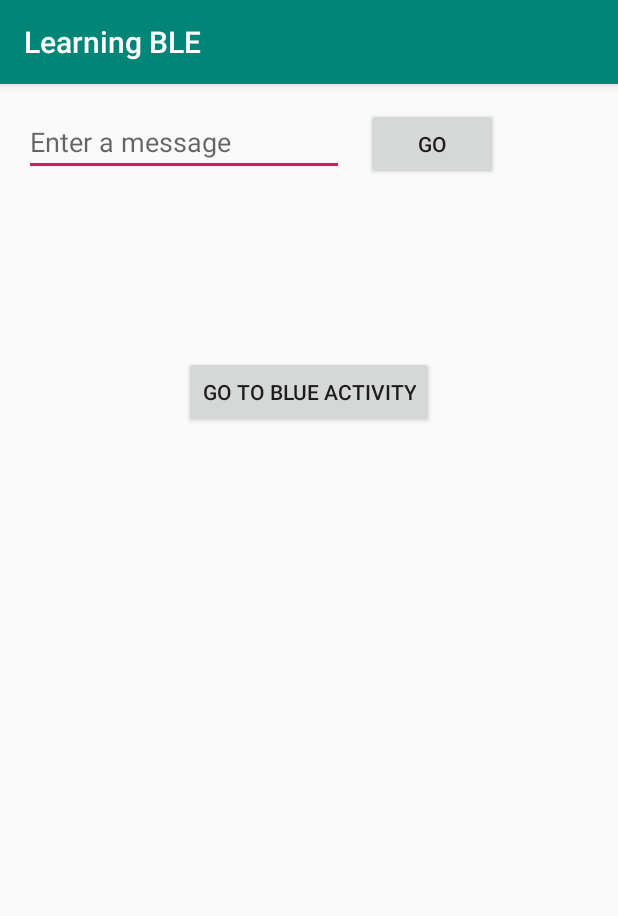
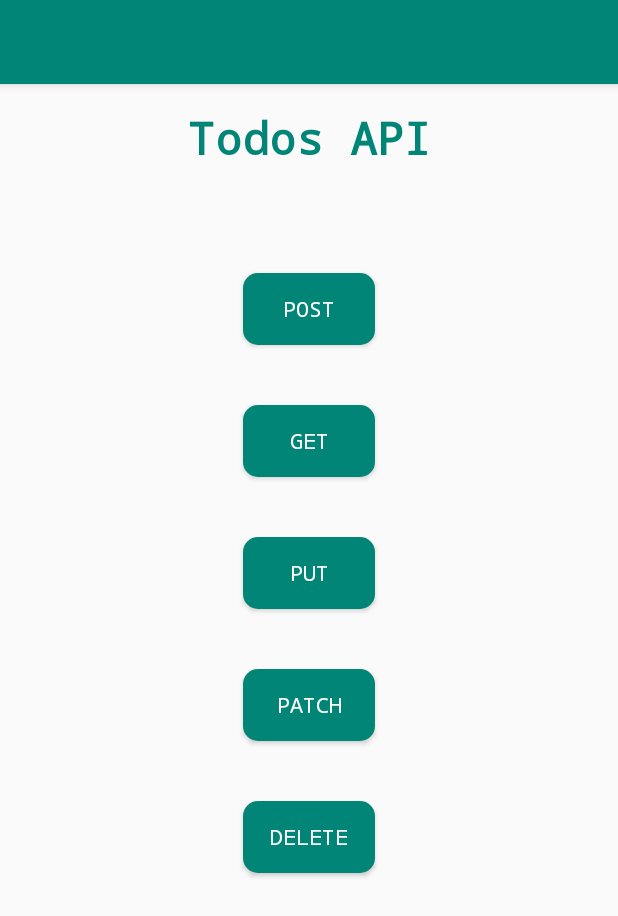
Before and after one commit to lkartvedt-A/YayInternet, an Android app: the screen it shows after launch (MainActivity), on a phone screen of 412 x 824 dp. Shown: the top 916 px of the screen. Run offline under Robolectric (Android 15) with nearby library versions, the phone set to English and light mode, and no system bars.

Commit message:
buttons created

```diff
--- a/app/src/main/java/com/example/learningble/MainActivity.java
+++ b/app/src/main/java/com/example/learningble/MainActivity.java
@@ -1,35 +1,48 @@
 package com.example.learningble;
 
-import android.content.Intent;
 import android.support.v7.app.AppCompatActivity;
 import android.os.Bundle;
+import android.util.Log;
 import android.view.View;
-import android.widget.EditText;
 
-import static android.provider.AlarmClock.EXTRA_MESSAGE;
-
-public class MainActivity extends AppCompatActivity {
-
-    public static final String EXTRA_MESSAGE = "com.example.myfirstapp.MESSAGE";
+public class MainActivity extends AppCompatActivity implements View.OnClickListener {
 
     @Override
     protected void onCreate(Bundle savedInstanceState) {
         super.onCreate(savedInstanceState);
         setContentView(R.layout.activity_main);
+
+        findViewById(R.id.post_button).setOnClickListener(this);
+        findViewById(R.id.get_button).setOnClickListener(this);
+        findViewById(R.id.put_button).setOnClickListener(this);
+        findViewById(R.id.patch_button).setOnClickListener(this);
+        findViewById(R.id.delete_button).setOnClickListener(this);
+        Log.d("BUTTONS:", "onCLickListener Set!");
+
     }
 
-    /** Called when the user taps the Send button */
-    public void sendMessage(View view) {
-        Intent intent = new Intent(this, DisplayMessageActivity.class);
-        EditText editText = findViewById(R.id.editText);
-        String message = editText.getText().toString();
-        intent.putExtra(EXTRA_MESSAGE, message);
-        startActivity(intent);
+
+    @Override
+    public void onClick(View v){
+
+        switch(v.getId()) {
+            case R.id.post_button:
+                Log.d("POST BUTTON:", "Works!");
+                break;
+            case R.id.get_button:
+                Log.d("GET BUTTON:", "Works!");
+                break;
+            case R.id.put_button:
+                Log.d("PUT BUTTON:", "Works!");
+                break;
+            case R.id.patch_button:
+                Log.d("PATCH BUTTON:", "Works!");
+                break;
+            case R.id.delete_button:
+                Log.d("DELETE BUTTON:", "Works!");
+                break;
+        }
+
     }
 
-    /** Called when the user taps the Send button */
-    public void startBlue(View view) {
-        Intent intent = new Intent(this, BlueActivity.class);
-        startActivity(intent);
-    }
 }
--- /dev/null
+++ b/app/src/main/res/drawable/button_background.xml
@@ -0,0 +1,6 @@
+<?xml version="1.0" encoding="utf-8"?>
+
+<shape xmlns:android="http://schemas.android.com/apk/res/android">
+        <solid android:color="@color/colorPrimary"/>
+        <corners android:radius="10dp"/>
+</shape>
--- a/app/src/main/res/layout/activity_main.xml
+++ b/app/src/main/res/layout/activity_main.xml
@@ -6,38 +6,88 @@
     android:layout_height="match_parent"
     tools:context=".MainActivity">
 
-    <EditText
-        android:id="@+id/editText"
+    <TextView
+        android:id="@+id/page1_name"
         android:layout_width="wrap_content"
         android:layout_height="wrap_content"
-        android:layout_marginStart="16dp"
-        android:layout_marginTop="16dp"
-        android:ems="10"
-        android:hint="@string/edit_message"
-        android:inputType="textPersonName"
+        android:layout_marginTop="15dp"
+        android:fontFamily="monospace"
+        android:text="@string/page1_name"
+        android:textAlignment="center"
+        android:textColor="#008577"
+        android:textSize="30sp"
+        android:textStyle="bold"
+        app:layout_constraintEnd_toEndOf="parent"
+        app:layout_constraintHorizontal_bias="0.5"
         app:layout_constraintStart_toStartOf="parent"
         app:layout_constraintTop_toTopOf="parent" />
 
     <Button
-        android:id="@+id/button"
+        android:id="@+id/post_button"
         android:layout_width="wrap_content"
         android:layout_height="wrap_content"
-        android:layout_marginStart="244dp"
-        android:layout_marginTop="16dp"
-        android:onClick="sendMessage"
-        android:text="@string/go_button"
+        android:layout_marginTop="70dp"
+        android:fontFamily="monospace"
+        android:text="@string/post_button"
+        android:textColor="#FFF"
+        android:background="@drawable/button_background"
+        app:layout_constraintEnd_toEndOf="parent"
         app:layout_constraintStart_toStartOf="parent"
-        app:layout_constraintTop_toTopOf="parent" />
+        app:layout_constraintTop_toBottomOf="@+id/page1_name" />
 
     <Button
-        android:id="@+id/button2"
+        android:id="@+id/get_button"
         android:layout_width="wrap_content"
         android:layout_height="wrap_content"
-        android:layout_marginTop="181dp"
-        android:onClick="startBlue"
-        android:text="@string/blue_button"
+        android:layout_marginTop="40dp"
+        android:fontFamily="monospace"
+        android:text="@string/get_button"
+        android:textColor="#FFF"
+        android:background="@drawable/button_background"
         app:layout_constraintEnd_toEndOf="parent"
+        app:layout_constraintHorizontal_bias="0.501"
         app:layout_constraintStart_toStartOf="parent"
-        app:layout_constraintTop_toTopOf="parent" />
+        app:layout_constraintTop_toBottomOf="@+id/post_button" />
 
+    <Button
+        android:id="@+id/put_button"
+        android:layout_width="wrap_content"
+        android:layout_height="wrap_content"
+        android:layout_marginTop="40dp"
+        android:fontFamily="monospace"
+        android:text="@string/put_button"
+        android:textColor="#FFF"
+        android:background="@drawable/button_background"
+        app:layout_constraintEnd_toEndOf="parent"
+        app:layout_constraintHorizontal_bias="0.5"
+        app:layout_constraintStart_toStartOf="parent"
+        app:layout_constraintTop_toBottomOf="@+id/get_button" />
+
+    <Button
+        android:id="@+id/patch_button"
+        android:layout_width="wrap_content"
+        android:layout_height="wrap_content"
+        android:layout_marginTop="40dp"
+        android:fontFamily="monospace"
+        android:text="@string/patch_button"
+        android:textColor="#FFF"
+        android:background="@drawable/button_background"
+        app:layout_constraintEnd_toEndOf="parent"
+        app:layout_constraintHorizontal_bias="0.5"
+        app:layout_constraintStart_toStartOf="parent"
+        app:layout_constraintTop_toBottomOf="@+id/put_button" />
+
+    <Button
+        android:id="@+id/delete_button"
+        android:layout_width="wrap_content"
+        android:layout_height="wrap_content"
+        android:layout_marginTop="40dp"
+        android:fontFamily="monospace"
+        android:text="@string/delete_button"
+        android:textColor="#FFF"
+        android:background="@drawable/button_background"
+        app:layout_constraintEnd_toEndOf="parent"
+        app:layout_constraintHorizontal_bias="0.5"
+        app:layout_constraintStart_toStartOf="parent"
+        app:layout_constraintTop_toBottomOf="@+id/patch_button" />
 </android.support.constraint.ConstraintLayout>
--- a/app/src/main/res/layout/activity_blue.xml
+++ b/app/src/main/res/layout/activity_post.xml
@@ -4,6 +4,6 @@
     xmlns:tools="http://schemas.android.com/tools"
     android:layout_width="match_parent"
     android:layout_height="match_parent"
-    tools:context=".BlueActivity">
+    tools:context=".PostActivity">
 
 </android.support.constraint.ConstraintLayout>
--- a/app/src/main/res/values/strings.xml
+++ b/app/src/main/res/values/strings.xml
@@ -1,6 +1,14 @@
 <resources>
-    <string name="app_name">Learning BLE</string>
-    <string name="go_button">Go</string>
-    <string name="edit_message">Enter a message</string>
-    <string name="blue_button">Go To Blue Activity</string>
+
+    <string name="app_name"> </string>
+
+    //Button Names
+    <string name="post_button">POST</string>
+    <string name="get_button">GET</string>
+    <string name="put_button">PUT</string>
+    <string name="patch_button">PATCH</string>
+    <string name="delete_button">DELETE</string>
+
+    //TextView Names
+    <string name="page1_name">Todos API</string>
 </resources>
```
Also changed, not shown: app/src/main/AndroidManifest.xml (+1 -14 lines), app/src/main/java/com/example/learningble/BlueActivity.java (deleted, +0 -27 lines), app/src/main/java/com/example/learningble/DisplayMessageActivity.java (deleted, +0 -24 lines), app/src/main/java/com/example/learningble/PostActivity.java (added, +13 -0 lines), app/src/main/res/layout/activity_display_message.xml (deleted, +0 -21 lines).
